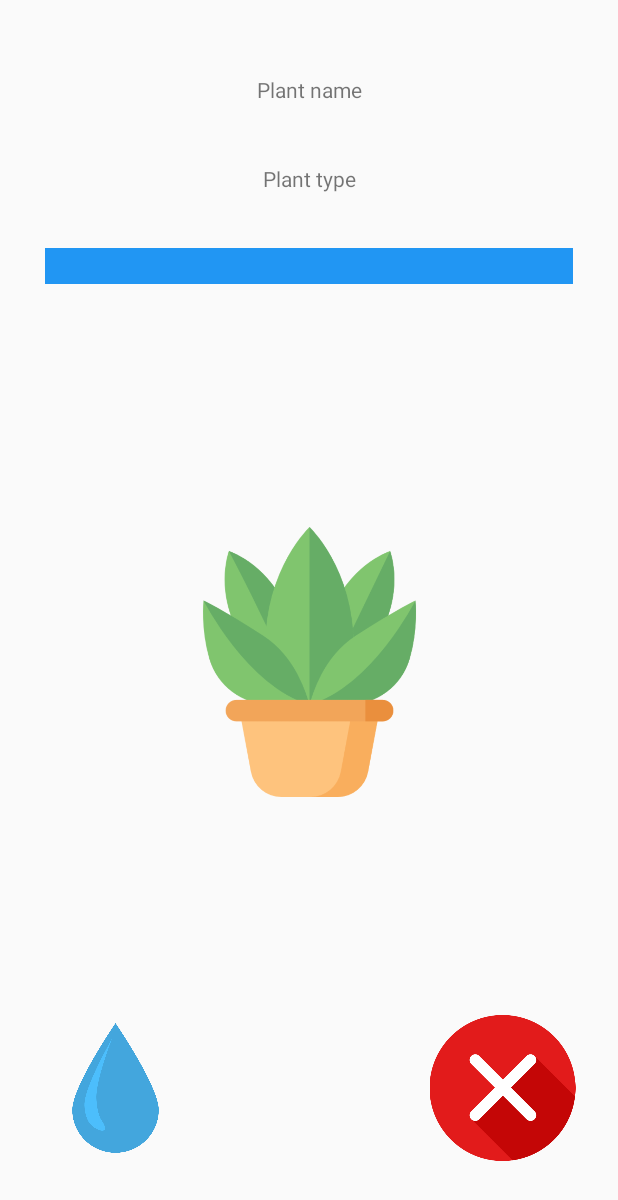
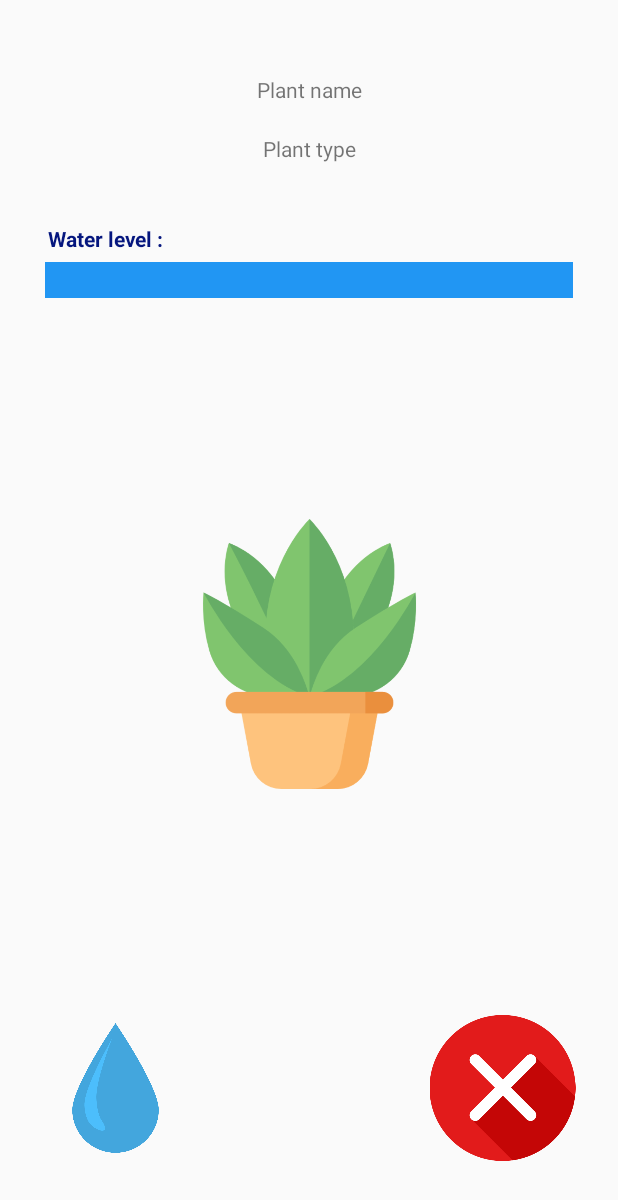
Before and after one commit to zeronid/DigitalGarden, an Android app: the PlantInfo screen opened directly, with no data from a screen before it, on a phone screen of 412 x 824 dp. Shown: the top 1200 px of the screen. Run offline under Robolectric (Android 15) with nearby library versions, the phone set to English and light mode, and no system bars; 3 statements that could not run were skipped.

Commit message:
Small adjustments.

```diff
--- a/app/src/main/AndroidManifest.xml
+++ b/app/src/main/AndroidManifest.xml
@@ -9,7 +9,7 @@
         android:roundIcon="@mipmap/ic_launcher_round"
         android:supportsRtl="true"
         android:theme="@style/AppTheme">
-        <activity android:name=".NewPlant"></activity>
+        <activity android:name=".NewPlant" />
         <activity android:name=".PlantInfo" />
         <activity android:name=".MainActivity">
             <intent-filter>
--- a/app/src/main/java/com/example/digitalgarden/PlantInfo.java
+++ b/app/src/main/java/com/example/digitalgarden/PlantInfo.java
@@ -8,6 +8,7 @@ import android.os.Bundle;
 import android.view.View;
 import android.widget.ProgressBar;
 import android.widget.TextView;
+import android.widget.Toast;
 
 public class PlantInfo extends AppCompatActivity {
 
@@ -21,6 +22,7 @@ public class PlantInfo extends AppCompatActivity {
         ProgressBar waterLevel = findViewById(R.id.waterLevelProgressBar);
         waterLevel.setProgress(100);
         MainActivity.plants.get(getIntent().getExtras().getInt("position")).waterPlant();
+        Toast.makeText(this, getIntent().getExtras().getString("name") + "'s water is now 100%!", Toast.LENGTH_SHORT).show();
     }
 
     //Delete an entry with the delete button
@@ -52,13 +54,11 @@ public class PlantInfo extends AppCompatActivity {
         waterLevelProgress = findViewById(R.id.waterLevelProgressBar);
         plantName = findViewById(R.id.plantNameTextView);
         plantType = findViewById(R.id.plantTypeTextView);
-        waterLevelTextView = findViewById(R.id.waterLevelTextView);
 
         waterLevelProgress.setProgress(getIntent().getExtras().getInt("waterLevel"));
         plantName.setText("Name: " + getIntent().getExtras().getString("name"));
         plantType.setText("Type: " + getIntent().getExtras().getString("type"));
 
-        waterLevelTextView.setText("Water level: " + waterLevelProgress.getProgress() + "%");
         waterLevelProgress.setScaleY(6f);
 
     }
--- a/app/src/main/res/layout/activity_main.xml
+++ b/app/src/main/res/layout/activity_main.xml
@@ -33,4 +33,5 @@
         app:layout_constraintHorizontal_bias="1.0"
         app:layout_constraintStart_toStartOf="parent"
         app:layout_constraintTop_toBottomOf="@+id/plantListView" />
+
 </androidx.constraintlayout.widget.ConstraintLayout>
--- a/app/src/main/res/layout/activity_new_plant.xml
+++ b/app/src/main/res/layout/activity_new_plant.xml
@@ -16,7 +16,7 @@
         android:layout_marginEnd="50dp"
         android:background="@drawable/bg_search"
         android:ems="10"
-        android:hint="Plant Name"
+        android:hint="@string/plant_name"
         android:inputType="textPersonName"
         app:layout_constraintEnd_toEndOf="parent"
         app:layout_constraintHorizontal_bias="0.5"
@@ -33,7 +33,7 @@
         android:background="@drawable/bg_search"
         android:completionHint="Please select the type of your plant"
         android:completionThreshold="1"
-        android:hint="Plant Type"
+        android:hint="@string/plant_type"
         app:layout_constraintEnd_toEndOf="parent"
         app:layout_constraintHorizontal_bias="0.5"
         app:layout_constraintStart_toStartOf="parent"
@@ -49,7 +49,7 @@
         android:background="@drawable/roundedbutton"
         android:backgroundTint="#037A08"
         android:onClick="makePlant"
-        android:text="Make a new plant"
+        android:text="@string/Make_a_new_plant"
         app:layout_constraintBottom_toBottomOf="parent"
         app:layout_constraintEnd_toEndOf="parent"
         app:layout_constraintHorizontal_bias="0.5"
--- a/app/src/main/res/layout/activity_plant_info.xml
+++ b/app/src/main/res/layout/activity_plant_info.xml
@@ -11,7 +11,7 @@
         android:layout_width="wrap_content"
         android:layout_height="wrap_content"
         android:layout_marginTop="50dp"
-        android:text="Plant name"
+        android:text="@string/plant_name"
         app:layout_constraintEnd_toEndOf="parent"
         app:layout_constraintHorizontal_bias="0.5"
         app:layout_constraintStart_toStartOf="parent"
@@ -21,8 +21,8 @@
         android:id="@+id/plantTypeTextView"
         android:layout_width="wrap_content"
         android:layout_height="wrap_content"
-        android:layout_marginTop="40dp"
-        android:text="Plant type"
+        android:layout_marginTop="20dp"
+        android:text="@string/plant_type"
         app:layout_constraintEnd_toEndOf="parent"
         app:layout_constraintHorizontal_bias="0.5"
         app:layout_constraintStart_toStartOf="parent"
@@ -34,13 +34,13 @@
         android:layout_width="0dp"
         android:layout_height="wrap_content"
         android:layout_marginStart="30dp"
-        android:layout_marginTop="60dp"
+        android:layout_marginTop="70dp"
         android:layout_marginEnd="30dp"
         android:progress="100"
         android:progressTint="#2196F3"
         app:layout_constraintEnd_toEndOf="parent"
         app:layout_constraintStart_toStartOf="parent"
-        app:layout_constraintTop_toTopOf="@id/plantTypeTextView" />
+        app:layout_constraintTop_toBottomOf="@id/plantTypeTextView" />
 
     <ImageView
         android:id="@+id/waterImageView"
@@ -74,7 +74,7 @@
         android:id="@+id/imageView3"
         android:layout_width="250dp"
         android:layout_height="180dp"
-        android:layout_marginTop="120dp"
+        android:layout_marginTop="100dp"
         android:layout_marginBottom="100dp"
         app:layout_constraintBottom_toTopOf="@+id/waterImageView"
         app:layout_constraintEnd_toEndOf="parent"
@@ -84,15 +84,17 @@
         app:srcCompat="@drawable/plant" />
 
     <TextView
-        android:id="@+id/waterLevelTextView"
+        android:id="@+id/textView"
         android:layout_width="wrap_content"
         android:layout_height="wrap_content"
-        android:layout_marginTop="38dp"
-        android:layout_marginBottom="120dp"
-        android:text="water level"
-        app:layout_constraintBottom_toTopOf="@+id/imageView3"
-        app:layout_constraintEnd_toStartOf="@+id/waterLevelProgressBar"
-        app:layout_constraintHorizontal_bias="0.5"
-        app:layout_constraintStart_toEndOf="@+id/waterLevelProgressBar"
-        app:layout_constraintTop_toBottomOf="@+id/plantTypeTextView" />
+        android:layout_marginStart="32dp"
+        android:layout_marginBottom="10dp"
+        android:text="Water level :"
+        android:textAllCaps="false"
+        android:textColor="#05167E"
+        android:textIsSelectable="false"
+        android:textStyle="bold"
+        app:layout_constraintBottom_toTopOf="@+id/waterLevelProgressBar"
+        app:layout_constraintStart_toStartOf="parent" />
+
 </androidx.constraintlayout.widget.ConstraintLayout>
--- a/app/src/main/res/values/strings.xml
+++ b/app/src/main/res/values/strings.xml
@@ -1,4 +1,7 @@
 <resources>
     <string name="app_name">Digital Garden</string>
     <string name="add_plant">New Plant</string>
+    <string name="plant_name">Plant name</string>
+    <string name="plant_type">Plant type</string>
+    <string name="Make_a_new_plant">Create a new plant!</string>
 </resources>
```
Also changed, not shown: app/src/main/java/com/example/digitalgarden/MainActivity.java (+12 -11 lines), app/src/main/java/com/example/digitalgarden/Plant.java (+24 -5 lines), app/src/main/java/com/example/digitalgarden/myAdapter.java (added, +42 -0 lines), app/src/main/res/layout/row.xml (added, +47 -0 lines).
